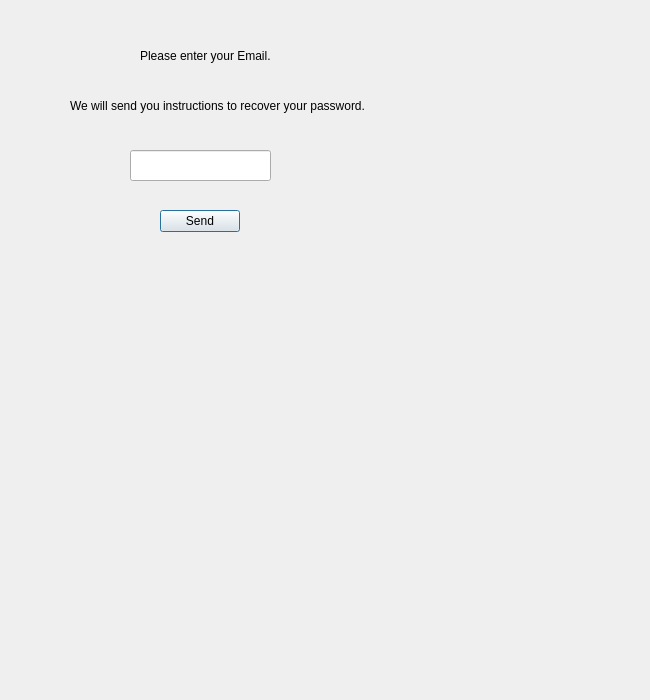
Qt form HobbyHub/forgotpassword.ui (cpp-park-vk-education/2023_1_Chaihona_-1) before a commit.
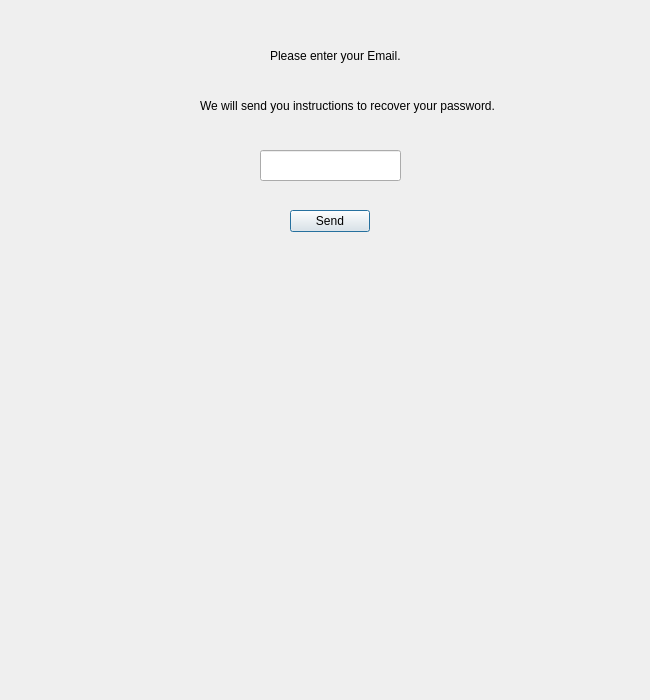
The same form after that commit.

```diff
--- a/HobbyHub/forgotpassword.ui
+++ b/HobbyHub/forgotpassword.ui
@@ -16,7 +16,7 @@
   <widget class="QLabel" name="enterEmail">
    <property name="geometry">
     <rect>
-     <x>140</x>
+     <x>270</x>
      <y>20</y>
      <width>231</width>
      <height>71</height>
@@ -29,7 +29,7 @@
   <widget class="QLabel" name="sending">
    <property name="geometry">
     <rect>
-     <x>70</x>
+     <x>200</x>
      <y>80</y>
      <width>321</width>
      <height>51</height>
@@ -42,7 +42,7 @@
   <widget class="QLineEdit" name="email">
    <property name="geometry">
     <rect>
-     <x>130</x>
+     <x>260</x>
      <y>150</y>
      <width>141</width>
      <height>31</height>
@@ -52,7 +52,7 @@
   <widget class="QPushButton" name="BtnSend">
    <property name="geometry">
     <rect>
-     <x>160</x>
+     <x>290</x>
      <y>210</y>
      <width>80</width>
      <height>22</height>
```
